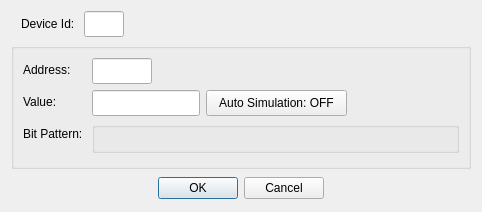
First picture: the form in src/dialogs/dialogwriteholdingregister.ui, repository sanny32/OpenModScan, before the edit.
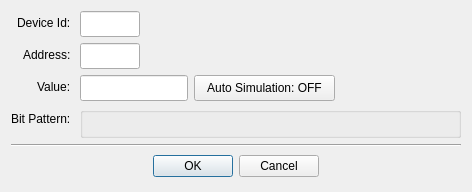
Second picture: the form after the edit. Custom widgets are drawn as their Qt base class.

What changed in the file:
```diff
--- a/src/dialogs/dialogwriteholdingregister.ui
+++ b/src/dialogs/dialogwriteholdingregister.ui
@@ -6,40 +6,25 @@
    <rect>
     <x>0</x>
     <y>0</y>
-    <width>482</width>
-    <height>212</height>
+    <width>472</width>
+    <height>192</height>
    </rect>
   </property>
   <property name="windowTitle">
    <string>06: Write Holding Register</string>
   </property>
-  <layout class="QVBoxLayout" name="verticalLayout">
-   <item>
-    <layout class="QHBoxLayout" name="horizontalLayout">
-     <item>
-      <spacer name="horizontalSpacer_2">
-       <property name="orientation">
-        <enum>Qt::Horizontal</enum>
-       </property>
-       <property name="sizeType">
-        <enum>QSizePolicy::Fixed</enum>
-       </property>
-       <property name="sizeHint" stdset="0">
-        <size>
-         <width>10</width>
-         <height>20</height>
-        </size>
-       </property>
-      </spacer>
-     </item>
-     <item>
+  <layout class="QFormLayout" name="formLayout">
+   <property name="labelAlignment">
+    <set>Qt::AlignmentFlag::AlignRight|Qt::AlignmentFlag::AlignTrailing|Qt::AlignmentFlag::AlignVCenter</set>
+   </property>
+   <item row="0" column="0">
       <widget class="QLabel" name="labelNode">
        <property name="text">
         <string>Device Id: </string>
        </property>
       </widget>
      </item>
-     <item>
+   <item row="0" column="1">
       <widget class="NumericLineEdit" name="lineEditNode">
        <property name="sizePolicy">
         <sizepolicy hsizetype="Fixed" vsizetype="Fixed">
@@ -55,38 +40,20 @@
        </property>
        <property name="maximumSize">
         <size>
-         <width>40</width>
+       <width>60</width>
          <height>16777215</height>
         </size>
        </property>
       </widget>
      </item>
-     <item>
-      <spacer name="horizontalSpacer">
-       <property name="orientation">
-        <enum>Qt::Horizontal</enum>
-       </property>
-       <property name="sizeHint" stdset="0">
-        <size>
-         <width>40</width>
-         <height>20</height>
-        </size>
-       </property>
-      </spacer>
-     </item>
-    </layout>
-   </item>
-   <item>
-    <widget class="QGroupBox" name="groupBox">
-     <layout class="QFormLayout" name="formLayout">
-      <item row="0" column="0">
+   <item row="1" column="0">
        <widget class="QLabel" name="labelAddress">
         <property name="text">
          <string>Address: </string>
         </property>
        </widget>
       </item>
-      <item row="0" column="1">
+   <item row="1" column="1">
        <widget class="NumericLineEdit" name="lineEditAddress">
         <property name="sizePolicy">
          <sizepolicy hsizetype="Fixed" vsizetype="Fixed">
@@ -111,14 +78,14 @@
         </property>
        </widget>
       </item>
-      <item row="1" column="0">
+   <item row="2" column="0">
        <widget class="QLabel" name="labelValue">
         <property name="text">
          <string>Value: </string>
         </property>
        </widget>
       </item>
-      <item row="1" column="1">
+   <item row="2" column="1">
        <layout class="QHBoxLayout" name="horizontalLayout_2">
         <item>
          <widget class="NumericLineEdit" name="lineEditValue">
@@ -167,14 +134,14 @@
         </item>
        </layout>
       </item>
-      <item row="2" column="0">
+   <item row="3" column="0">
        <widget class="QLabel" name="labelBitPattern">
         <property name="text">
          <string>Bit Pattern: </string>
         </property>
        </widget>
       </item>
-      <item row="2" column="1">
+   <item row="3" column="1">
        <widget class="QGroupBox" name="groupBoxBitPattern">
         <property name="title">
          <string/>
@@ -201,10 +168,14 @@
         </layout>
        </widget>
       </item>
-     </layout>
+   <item row="4" column="0" colspan="2">
+    <widget class="Line" name="line">
+     <property name="orientation">
+      <enum>Qt::Orientation::Horizontal</enum>
+     </property>
     </widget>
    </item>
-   <item>
+   <item row="5" column="0" colspan="2">
     <widget class="QDialogButtonBox" name="buttonBox">
      <property name="minimumSize">
       <size>
```
Left out of the diff: 8 changed lines with no effect on the pictures. Lines whose indentation alone changed are shown as unchanged.
